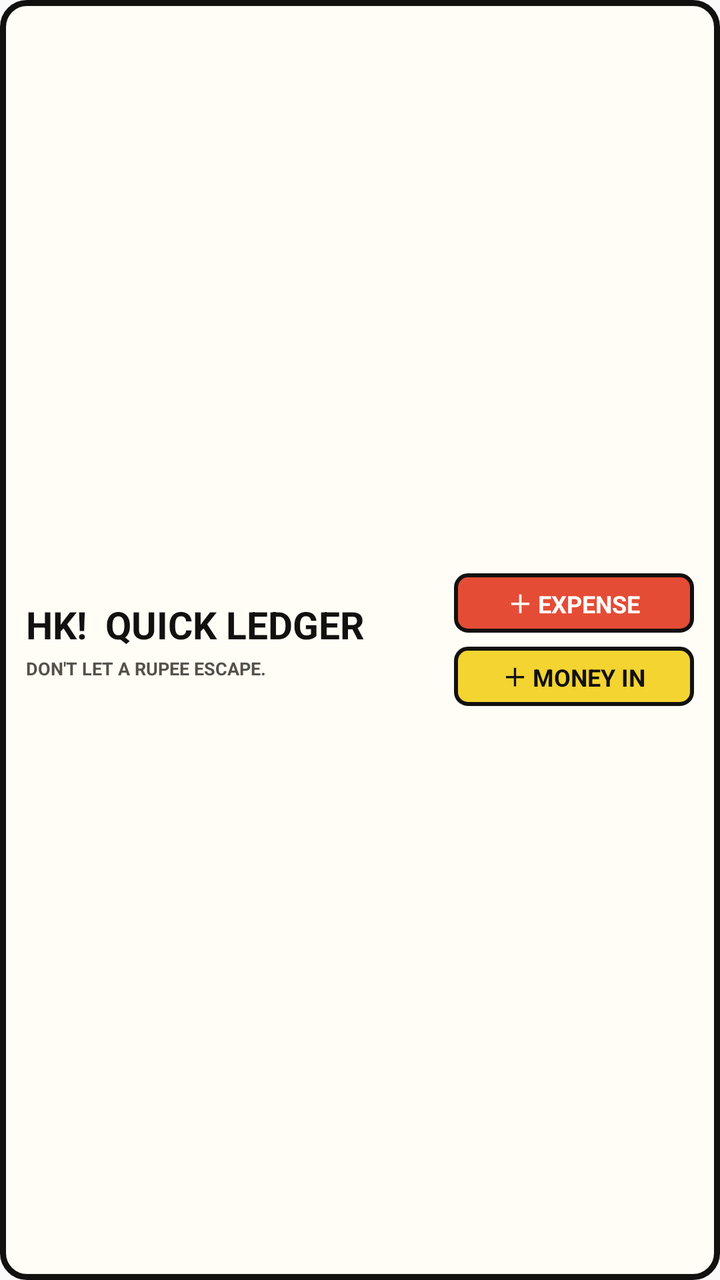
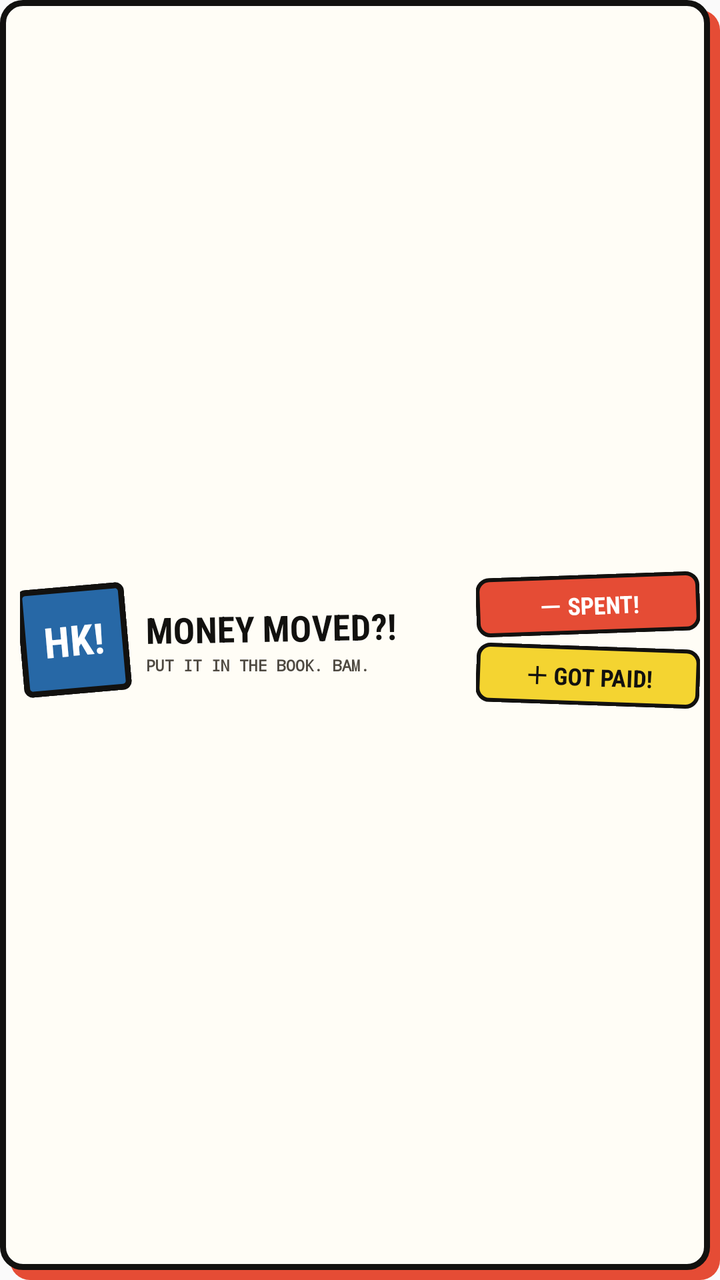

An Android layout rendered at two revisions. The XML below is the earlier revision; the diff shows what the commit changed to produce the second picture.
<!-- AndroidManifest.xml: application theme AppTheme -->
<!-- res/layout/widget_wide.xml -->
<?xml version="1.0" encoding="utf-8"?>
<LinearLayout xmlns:android="http://schemas.android.com/apk/res/android" android:id="@+id/widget_root" android:layout_width="match_parent" android:layout_height="match_parent" android:orientation="horizontal" android:gravity="center_vertical" android:background="@drawable/widget_paper" android:padding="13dp">
    <LinearLayout android:layout_width="0dp" android:layout_height="wrap_content" android:layout_weight="1" android:orientation="vertical">
        <TextView android:layout_width="wrap_content" android:layout_height="wrap_content" android:text="HK!  QUICK LEDGER" android:textColor="#12110F" android:textStyle="bold" android:textSize="19sp"/>
        <TextView android:layout_width="wrap_content" android:layout_height="wrap_content" android:layout_marginTop="3dp" android:text="DON'T LET A RUPEE ESCAPE." android:textColor="#55514A" android:textStyle="bold" android:textSize="9sp"/>
    </LinearLayout>
    <LinearLayout android:layout_width="wrap_content" android:layout_height="match_parent" android:orientation="vertical" android:gravity="center" android:layout_marginStart="10dp">
        <TextView android:id="@+id/widget_expense" android:layout_width="120dp" android:layout_height="wrap_content" android:gravity="center" android:background="@drawable/widget_red" android:text="＋ EXPENSE" android:textColor="#FFFFFF" android:textStyle="bold" android:textSize="12sp"/>
        <TextView android:id="@+id/widget_money" android:layout_width="120dp" android:layout_height="wrap_content" android:layout_marginTop="7dp" android:gravity="center" android:background="@drawable/widget_yellow" android:text="＋ MONEY IN" android:textColor="#12110F" android:textStyle="bold" android:textSize="12sp"/>
    </LinearLayout>
</LinearLayout>
<!-- resources referenced by this layout -->
<resources>
  <!-- drawable widget_paper (drawable) -->
  <?xml version="1.0" encoding="utf-8"?>
  <shape xmlns:android="http://schemas.android.com/apk/res/android" android:shape="rectangle">
      <solid android:color="#FFFDF6"/><stroke android:width="3dp" android:color="#12110F"/><corners android:radius="12dp"/><padding android:left="12dp" android:top="12dp" android:right="12dp" android:bottom="12dp"/>
  </shape>
  <!-- drawable widget_red (drawable) -->
  <?xml version="1.0" encoding="utf-8"?>
  <shape xmlns:android="http://schemas.android.com/apk/res/android" android:shape="rectangle">
      <solid android:color="#E54C35"/><stroke android:width="2dp" android:color="#12110F"/><corners android:radius="6dp"/><padding android:left="8dp" android:top="6dp" android:right="8dp" android:bottom="6dp"/>
  </shape>
  <!-- drawable widget_yellow (drawable) -->
  <?xml version="1.0" encoding="utf-8"?>
  <shape xmlns:android="http://schemas.android.com/apk/res/android" android:shape="rectangle">
      <solid android:color="#F4D431"/><stroke android:width="2dp" android:color="#12110F"/><corners android:radius="6dp"/><padding android:left="8dp" android:top="6dp" android:right="8dp" android:bottom="6dp"/>
  </shape>
  <style name="AppTheme" parent="Theme.AppCompat.Light.DarkActionBar">
          
          <item name="colorPrimary">@color/colorPrimary</item>
          <item name="colorPrimaryDark">@color/colorPrimaryDark</item>
          <item name="colorAccent">@color/colorAccent</item>
      </style>
</resources>

<!-- the commit's change to res/layout/widget_wide.xml (unified diff, before → after) -->
@@ -1,11 +1,12 @@
 <?xml version="1.0" encoding="utf-8"?>
-<LinearLayout xmlns:android="http://schemas.android.com/apk/res/android" android:id="@+id/widget_root" android:layout_width="match_parent" android:layout_height="match_parent" android:orientation="horizontal" android:gravity="center_vertical" android:background="@drawable/widget_paper" android:padding="13dp">
-    <LinearLayout android:layout_width="0dp" android:layout_height="wrap_content" android:layout_weight="1" android:orientation="vertical">
-        <TextView android:layout_width="wrap_content" android:layout_height="wrap_content" android:text="HK!  QUICK LEDGER" android:textColor="#12110F" android:textStyle="bold" android:textSize="19sp"/>
-        <TextView android:layout_width="wrap_content" android:layout_height="wrap_content" android:layout_marginTop="3dp" android:text="DON'T LET A RUPEE ESCAPE." android:textColor="#55514A" android:textStyle="bold" android:textSize="9sp"/>
+<LinearLayout xmlns:android="http://schemas.android.com/apk/res/android" android:id="@+id/widget_root" android:layout_width="match_parent" android:layout_height="match_parent" android:orientation="horizontal" android:gravity="center_vertical" android:background="@drawable/widget_wide_bg" android:padding="10dp">
+    <TextView android:layout_width="54dp" android:layout_height="54dp" android:rotation="-5" android:gravity="center" android:background="@drawable/widget_blue" android:fontFamily="sans-serif-condensed" android:text="HK!" android:textColor="#FFFFFF" android:textSize="21sp" android:textStyle="bold"/>
+    <LinearLayout android:layout_width="0dp" android:layout_height="wrap_content" android:layout_weight="1" android:layout_marginStart="9dp" android:orientation="vertical">
+        <TextView android:layout_width="wrap_content" android:layout_height="wrap_content" android:rotation="-1" android:fontFamily="sans-serif-condensed" android:text="MONEY MOVED?!" android:textColor="#12110F" android:textSize="18sp" android:textStyle="bold"/>
+        <TextView android:layout_width="wrap_content" android:layout_height="wrap_content" android:layout_marginTop="1dp" android:fontFamily="monospace" android:text="PUT IT IN THE BOOK. BAM." android:textColor="#4E4941" android:textSize="8sp" android:textStyle="bold"/>
     </LinearLayout>
-    <LinearLayout android:layout_width="wrap_content" android:layout_height="match_parent" android:orientation="vertical" android:gravity="center" android:layout_marginStart="10dp">
-        <TextView android:id="@+id/widget_expense" android:layout_width="120dp" android:layout_height="wrap_content" android:gravity="center" android:background="@drawable/widget_red" android:text="＋ EXPENSE" android:textColor="#FFFFFF" android:textStyle="bold" android:textSize="12sp"/>
-        <TextView android:id="@+id/widget_money" android:layout_width="120dp" android:layout_height="wrap_content" android:layout_marginTop="7dp" android:gravity="center" android:background="@drawable/widget_yellow" android:text="＋ MONEY IN" android:textColor="#12110F" android:textStyle="bold" android:textSize="12sp"/>
+    <LinearLayout android:layout_width="112dp" android:layout_height="match_parent" android:orientation="vertical" android:gravity="center" android:layout_marginStart="6dp">
+        <TextView android:id="@+id/widget_expense" android:layout_width="match_parent" android:layout_height="wrap_content" android:rotation="-2" android:gravity="center" android:background="@drawable/widget_red" android:fontFamily="sans-serif-condensed" android:text="－ SPENT!" android:textColor="#FFFFFF" android:textSize="12sp" android:textStyle="bold"/>
+        <TextView android:id="@+id/widget_money" android:layout_width="match_parent" android:layout_height="wrap_content" android:layout_marginTop="6dp" android:rotation="2" android:gravity="center" android:background="@drawable/widget_yellow" android:fontFamily="sans-serif-condensed" android:text="＋ GOT PAID!" android:textColor="#12110F" android:textSize="12sp" android:textStyle="bold"/>
     </LinearLayout>
 </LinearLayout>
<!-- resource entries referenced after the edit -->
@@ -1,15 +1,16 @@
 <!-- resources referenced by this layout -->
 <resources>
-  <!-- drawable widget_paper (drawable) -->
+  <!-- drawable widget_blue (drawable) -->
   <?xml version="1.0" encoding="utf-8"?>
-  <shape xmlns:android="http://schemas.android.com/apk/res/android" android:shape="rectangle">
-      <solid android:color="#FFFDF6"/><stroke android:width="3dp" android:color="#12110F"/><corners android:radius="12dp"/><padding android:left="12dp" android:top="12dp" android:right="12dp" android:bottom="12dp"/>
-  </shape>
+  <shape xmlns:android="http://schemas.android.com/apk/res/android" android:shape="rectangle"><solid android:color="#2768A6"/><stroke android:width="3dp" android:color="#12110F"/><corners android:radius="3dp"/><padding android:left="7dp" android:top="5dp" android:right="7dp" android:bottom="5dp"/></shape>
   <!-- drawable widget_red (drawable) -->
   <?xml version="1.0" encoding="utf-8"?>
   <shape xmlns:android="http://schemas.android.com/apk/res/android" android:shape="rectangle">
       <solid android:color="#E54C35"/><stroke android:width="2dp" android:color="#12110F"/><corners android:radius="6dp"/><padding android:left="8dp" android:top="6dp" android:right="8dp" android:bottom="6dp"/>
   </shape>
+  <!-- drawable widget_wide_bg (drawable) -->
+  <?xml version="1.0" encoding="utf-8"?>
+  <layer-list xmlns:android="http://schemas.android.com/apk/res/android"><item android:left="5dp" android:top="5dp"><shape><solid android:color="#E54C35"/><corners android:radius="10dp"/></shape></item><item android:right="5dp" android:bottom="5dp"><shape><solid android:color="#FFFDF6"/><stroke android:width="3dp" android:color="#12110F"/><corners android:radius="10dp"/></shape></item></layer-list>
   <!-- drawable widget_yellow (drawable) -->
   <?xml version="1.0" encoding="utf-8"?>
   <shape xmlns:android="http://schemas.android.com/apk/res/android" android:shape="rectangle">
